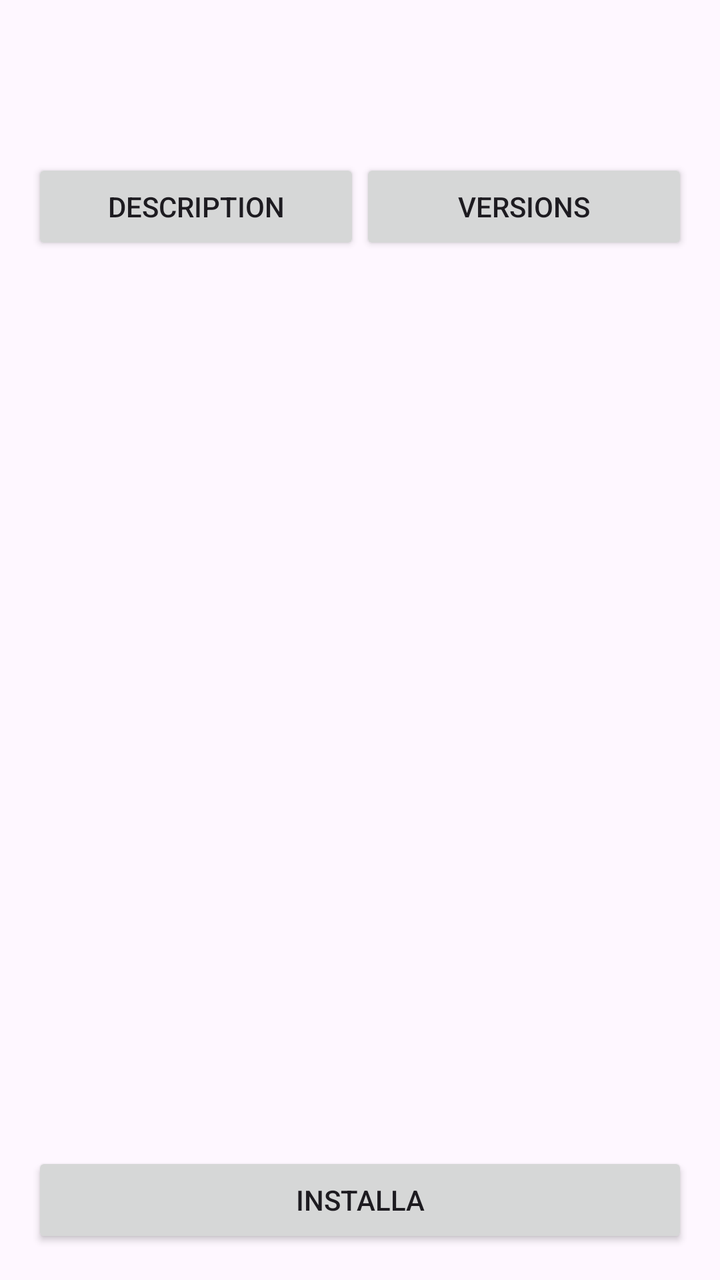
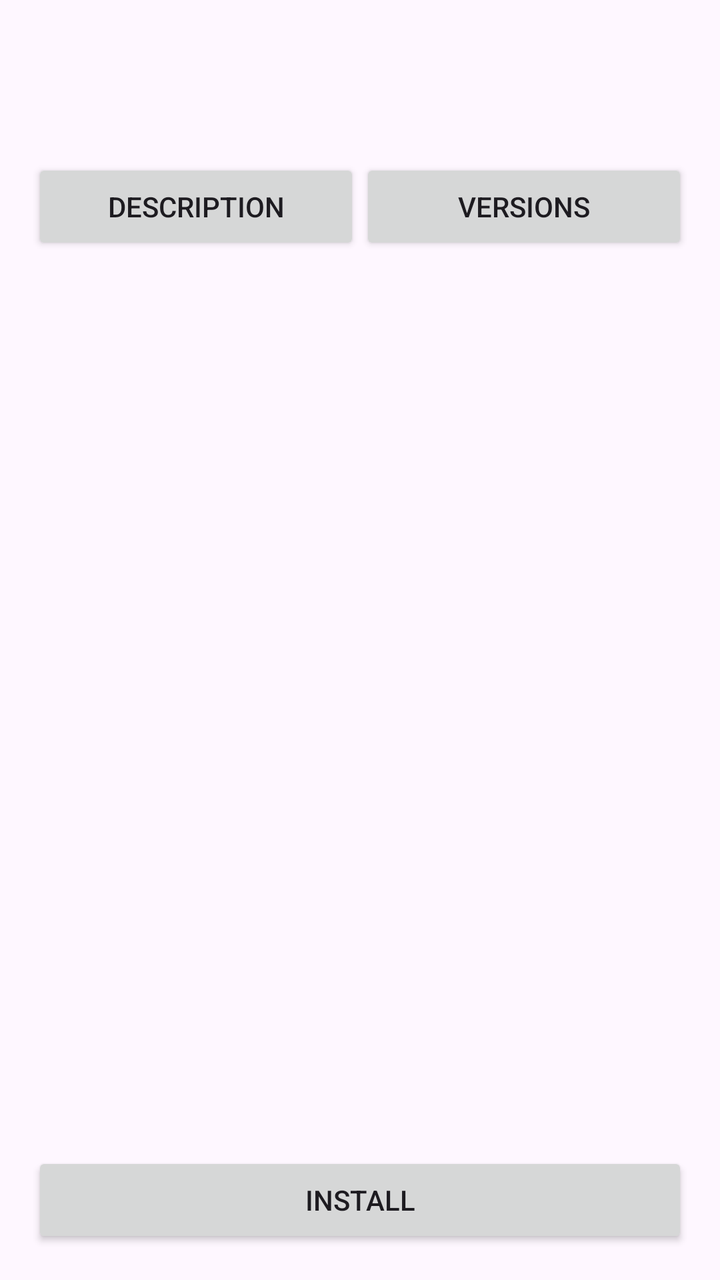

The first picture is an Android layout as it rendered before a commit; the second is the same layout after the commit. The layout source and the unified diff follow.
<!-- AndroidManifest.xml: application theme Theme.Material3.DayNight -->
<!-- res/layout/activity_mod_detail.xml -->
<?xml version="1.0" encoding="utf-8"?>
<LinearLayout xmlns:android="http://schemas.android.com/apk/res/android"
    android:layout_width="match_parent"
    android:layout_height="match_parent"
    android:orientation="vertical">

    <ScrollView
        android:layout_width="match_parent"
        android:layout_height="wrap_content"
        android:padding="16dp">

        <LinearLayout
            android:layout_width="match_parent"
            android:layout_height="wrap_content"
            android:orientation="vertical">

            <TextView
                android:id="@+id/textDetailTitle"
                android:layout_width="match_parent"
                android:layout_height="wrap_content"
                android:textSize="20sp"
                android:textStyle="bold" />

            <TextView
                android:id="@+id/textDetailDownloads"
                android:layout_width="match_parent"
                android:layout_height="wrap_content"
                android:textSize="12sp"
                android:layout_marginTop="4dp" />

            <TextView
                android:id="@+id/textEnvironmentWarning"
                android:layout_width="match_parent"
                android:layout_height="wrap_content"
                android:textSize="12sp"
                android:textColor="#CC0000"
                android:layout_marginTop="8dp"
                android:visibility="gone" />

        </LinearLayout>
    </ScrollView>

    <LinearLayout
        android:layout_width="match_parent"
        android:layout_height="wrap_content"
        android:orientation="horizontal"
        android:paddingStart="16dp"
        android:paddingEnd="16dp">

        <Button
            android:id="@+id/buttonTabDescription"
            android:layout_width="0dp"
            android:layout_height="wrap_content"
            android:layout_weight="1"
            android:text="Description" />

        <Button
            android:id="@+id/buttonTabVersions"
            android:layout_width="0dp"
            android:layout_height="wrap_content"
            android:layout_weight="1"
            android:text="Versions" />

    </LinearLayout>

    <FrameLayout
        android:layout_width="match_parent"
        android:layout_height="0dp"
        android:layout_weight="1"
        android:padding="16dp">

        <ScrollView
            android:id="@+id/scrollDescription"
            android:layout_width="match_parent"
            android:layout_height="match_parent">

            <TextView
                android:id="@+id/textDescriptionContent"
                android:layout_width="match_parent"
                android:layout_height="wrap_content"
                android:textSize="13sp" />

        </ScrollView>

        <androidx.recyclerview.widget.RecyclerView
            android:id="@+id/recyclerVersions"
            android:layout_width="match_parent"
            android:layout_height="match_parent"
            android:visibility="gone" />

    </FrameLayout>

    <Button
        android:id="@+id/buttonInstallLatest"
        android:layout_width="match_parent"
        android:layout_height="wrap_content"
        android:layout_margin="16dp"
        android:text="Installa" />

</LinearLayout>
<!-- resources referenced by this layout -->
<resources>

</resources>

<!-- the commit's change to res/layout/activity_mod_detail.xml (unified diff, before → after) -->
@@ -52,14 +52,14 @@
             android:layout_width="0dp"
             android:layout_height="wrap_content"
             android:layout_weight="1"
-            android:text="Description" />
+            android:text="@string/moddetail_tab_description" />
 
         <Button
             android:id="@+id/buttonTabVersions"
             android:layout_width="0dp"
             android:layout_height="wrap_content"
             android:layout_weight="1"
-            android:text="Versions" />
+            android:text="@string/moddetail_tab_versions" />
 
     </LinearLayout>
 
@@ -95,6 +95,6 @@
         android:layout_width="match_parent"
         android:layout_height="wrap_content"
         android:layout_margin="16dp"
-        android:text="Installa" />
+        android:text="@string/ui_install" />
 
 </LinearLayout>
<!-- resource entries referenced after the edit -->
@@ -1,5 +1,7 @@
 <!-- resources referenced by this layout -->
 <resources>
-
+  <string name="moddetail_tab_description">Description</string>
+  <string name="moddetail_tab_versions">Versions</string>
+  <string name="ui_install">Install</string>
 </resources>
 
